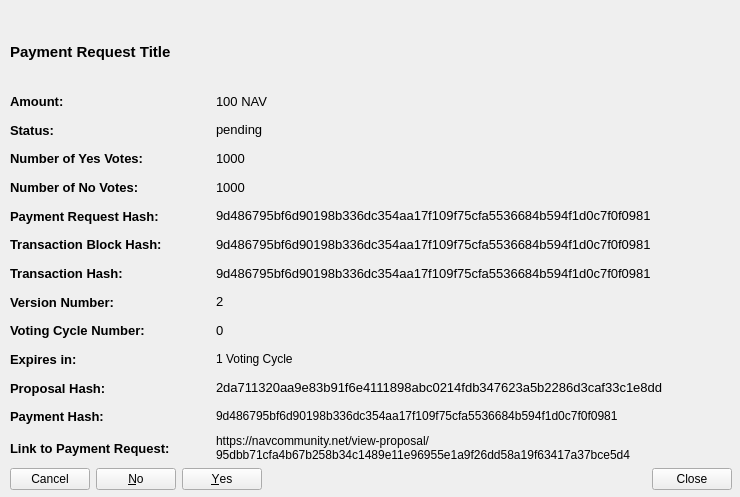
This is src/qt/forms/communityfunddisplaypaymentrequestdetailed.ui in navcoin/navcoin-core as Qt 5 draws it before an edit. The edited form follows.
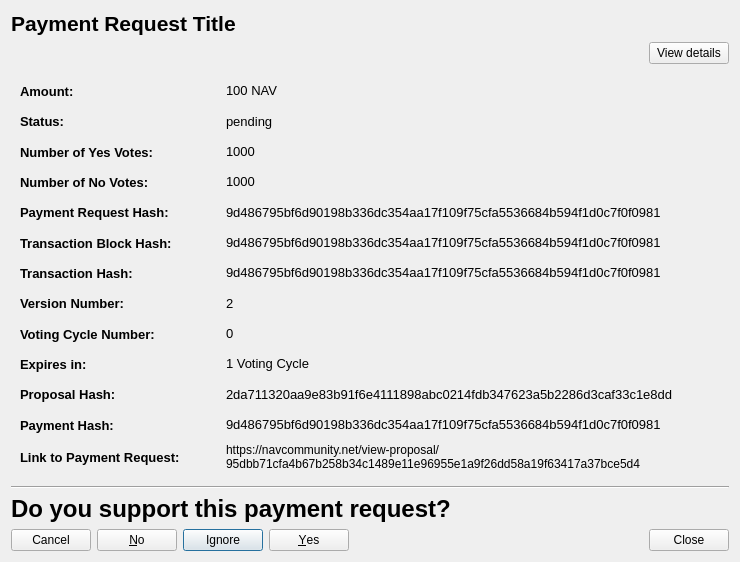
This is the edited form.

```diff
--- a/src/qt/forms/communityfunddisplaypaymentrequestdetailed.ui
+++ b/src/qt/forms/communityfunddisplaypaymentrequestdetailed.ui
@@ -7,11 +7,11 @@
     <x>0</x>
     <y>0</y>
     <width>740</width>
-    <height>497</height>
+    <height>562</height>
    </rect>
   </property>
   <property name="sizePolicy">
-   <sizepolicy hsizetype="Preferred" vsizetype="Expanding">
+   <sizepolicy hsizetype="Preferred" vsizetype="MinimumExpanding">
     <horstretch>0</horstretch>
     <verstretch>0</verstretch>
    </sizepolicy>
@@ -19,23 +19,17 @@
   <property name="minimumSize">
    <size>
     <width>740</width>
-    <height>497</height>
+    <height>300</height>
    </size>
   </property>
   <property name="windowTitle">
    <string>Payment Request Details</string>
   </property>
+  <layout class="QVBoxLayout" name="verticalLayout">
+   <item>
   <widget class="QLabel" name="labelPaymentRequestTitle">
-   <property name="geometry">
-    <rect>
-     <x>10</x>
-     <y>10</y>
-     <width>722</width>
-     <height>83</height>
-    </rect>
-   </property>
    <property name="sizePolicy">
-    <sizepolicy hsizetype="Preferred" vsizetype="Expanding">
+      <sizepolicy hsizetype="Preferred" vsizetype="Minimum">
      <horstretch>0</horstretch>
      <verstretch>0</verstretch>
     </sizepolicy>
@@ -43,12 +37,12 @@
    <property name="maximumSize">
     <size>
      <width>16777215</width>
-     <height>100</height>
+       <height>500</height>
     </size>
    </property>
    <property name="font">
     <font>
-     <pointsize>11</pointsize>
+       <pointsize>16</pointsize>
      <weight>75</weight>
      <bold>true</bold>
     </font>
@@ -63,15 +57,41 @@
     <bool>false</bool>
    </property>
   </widget>
-  <widget class="QWidget" name="layoutWidget">
-   <property name="geometry">
-    <rect>
-     <x>10</x>
-     <y>90</y>
-     <width>722</width>
-     <height>400</height>
-    </rect>
-   </property>
+   </item>
+   <item>
+    <layout class="QHBoxLayout" name="horizontalLayout_4">
+     <item>
+      <spacer name="horizontalSpacer">
+       <property name="orientation">
+        <enum>Qt::Horizontal</enum>
+       </property>
+       <property name="sizeHint" stdset="0">
+        <size>
+         <width>40</width>
+         <height>20</height>
+        </size>
+       </property>
+      </spacer>
+     </item>
+     <item>
+      <widget class="QPushButton" name="detailsBtn">
+       <property name="text">
+        <string>View details</string>
+       </property>
+      </widget>
+     </item>
+    </layout>
+   </item>
+   <item>
+    <widget class="QWidget" name="detailsWidget" native="true">
+     <property name="sizePolicy">
+      <sizepolicy hsizetype="Preferred" vsizetype="Expanding">
+       <horstretch>0</horstretch>
+       <verstretch>0</verstretch>
+      </sizepolicy>
+     </property>
+     <layout class="QVBoxLayout" name="verticalLayout_2">
+      <item>
    <layout class="QVBoxLayout" name="verticalLayoutDetailedInfomation_2">
     <item>
      <layout class="QHBoxLayout" name="horizontalLayoutAmount_2">
@@ -544,6 +564,11 @@
       </item>
       <item>
        <widget class="QLabel" name="labelPrequestExpiry">
+            <property name="font">
+             <font>
+              <pointsize>10</pointsize>
+             </font>
+            </property>
         <property name="text">
          <string>1 Voting Cycle</string>
         </property>
@@ -641,6 +666,11 @@
       </item>
       <item>
        <widget class="QLabel" name="labelPrequestPaymentHash">
+            <property name="font">
+             <font>
+              <pointsize>10</pointsize>
+             </font>
+            </property>
         <property name="text">
          <string>9d486795bf6d90198b336dc354aa17f109f75cfa5536684b594f1d0c7f0f0981</string>
         </property>
@@ -700,6 +730,32 @@
       </item>
      </layout>
     </item>
+       </layout>
+      </item>
+     </layout>
+    </widget>
+   </item>
+   <item>
+    <widget class="Line" name="line">
+     <property name="orientation">
+      <enum>Qt::Horizontal</enum>
+     </property>
+    </widget>
+   </item>
+   <item>
+    <widget class="QLabel" name="label">
+     <property name="font">
+      <font>
+       <pointsize>18</pointsize>
+       <weight>75</weight>
+       <bold>true</bold>
+      </font>
+     </property>
+     <property name="text">
+      <string>Do you support this payment request?</string>
+     </property>
+    </widget>
+   </item>
     <item>
      <layout class="QHBoxLayout" name="horizontalLayoutButtons_2">
       <item>
@@ -708,7 +764,7 @@
          <enum>Qt::RightToLeft</enum>
         </property>
         <property name="standardButtons">
-         <set>QDialogButtonBox::Cancel|QDialogButtonBox::No|QDialogButtonBox::Yes</set>
+        <set>QDialogButtonBox::Cancel|QDialogButtonBox::Ignore|QDialogButtonBox::No|QDialogButtonBox::Yes</set>
         </property>
        </widget>
       </item>
@@ -736,7 +792,9 @@
     </item>
    </layout>
   </widget>
- </widget>
+ <tabstops>
+  <tabstop>pushButtonClose_2</tabstop>
+ </tabstops>
  <resources/>
  <connections/>
 </ui>
```
Lines whose indentation alone changed are shown as unchanged.
